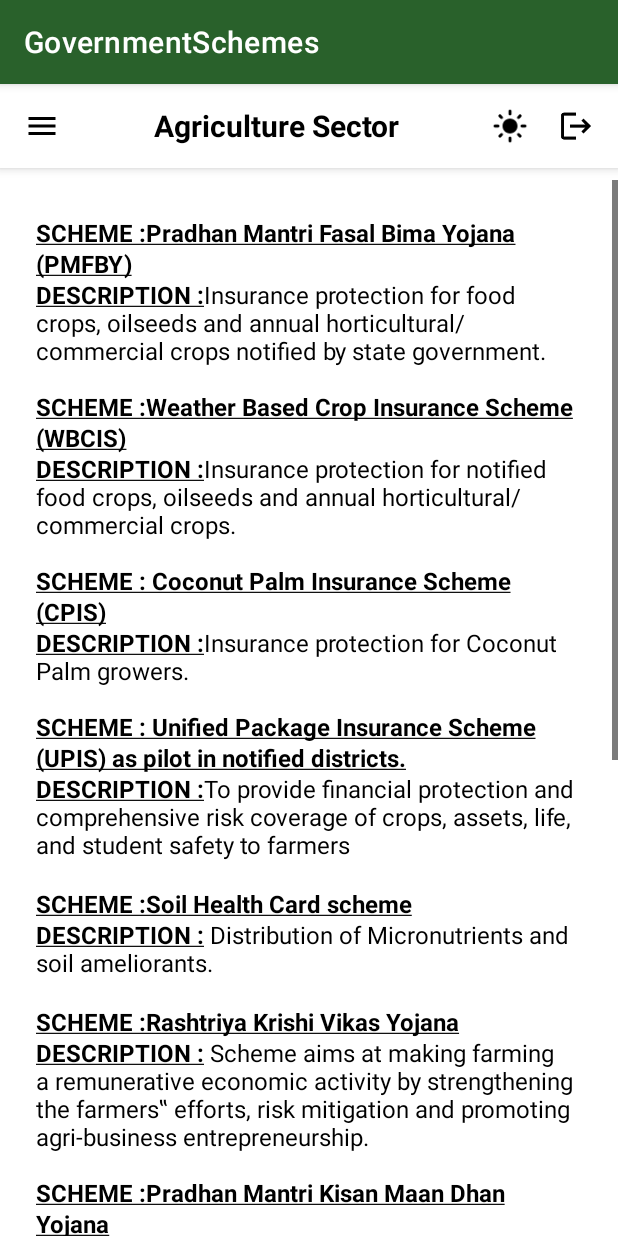
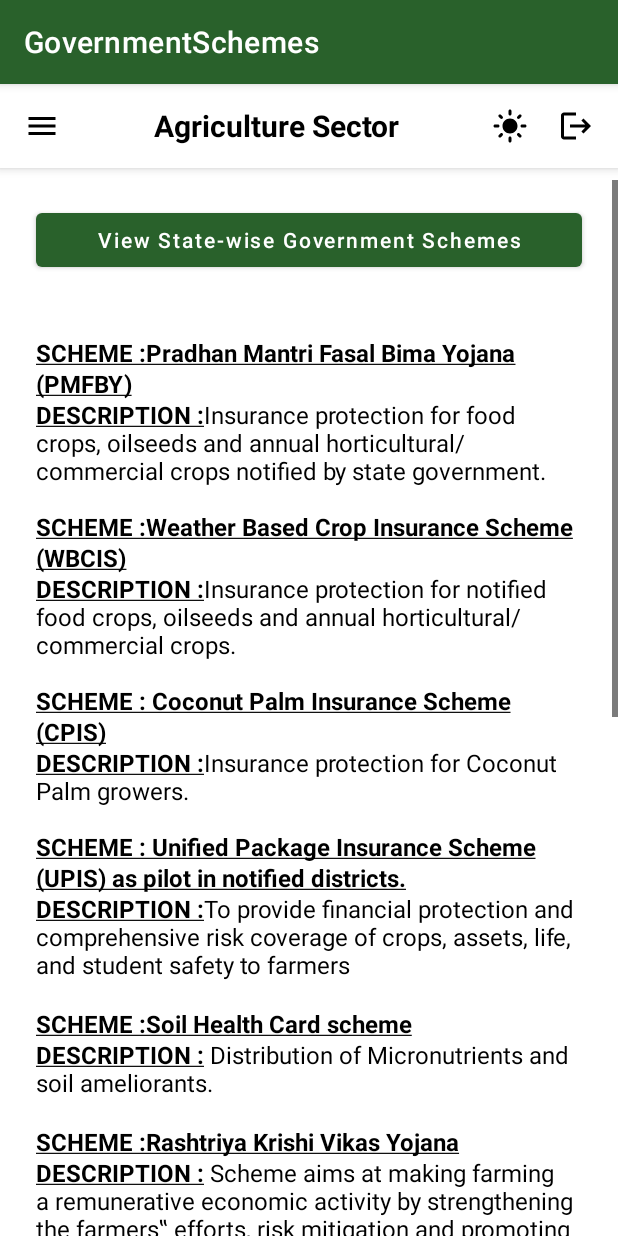
Before and after one commit to shashi-kumari/Government-Schemes-Mobile-Application-, an Android app: the Agriculture_activity screen opened directly, with no data from a screen before it, on a phone screen of 412 x 824 dp. Run offline under Robolectric (Android 15) with nearby library versions, the phone set to English and light mode, and no system bars; Roboto replaces fonts that are not available here.

Commit message:
Move View State-wise Government Schemes button to Agriculture page
Co-authored-by: shashi-kumari <126798878+shashi-kumari@users.noreply.github.com>

```diff
--- a/app/src/main/res/layout/activity_view.xml
+++ b/app/src/main/res/layout/activity_view.xml
@@ -68,6 +68,22 @@
         app:layout_constraintStart_toStartOf="parent"
         app:layout_constraintTop_toBottomOf="@+id/navigation_bar">
 
+        <LinearLayout
+            android:layout_width="match_parent"
+            android:layout_height="wrap_content"
+            android:orientation="vertical">
+
+            <Button
+                android:id="@+id/govt_schemes_button"
+                android:layout_width="match_parent"
+                android:layout_height="wrap_content"
+                android:layout_marginStart="24dp"
+                android:layout_marginEnd="24dp"
+                android:layout_marginTop="16dp"
+                android:layout_marginBottom="16dp"
+                android:text="View State-wise Government Schemes"
+                android:textAllCaps="false" />
+
             <TextView
                 android:id="@+id/lbl_xml_data"
                 android:layout_width="match_parent"
@@ -77,6 +93,7 @@
                 android:text=""
                 android:textColor="?attr/colorOnSurface"
                 android:textSize="16sp" />
+        </LinearLayout>
     </ScrollView>
 
 </androidx.constraintlayout.widget.ConstraintLayout>
```
Also changed, not shown: app/src/main/java/com/app/GovernmentSchemes/Agriculture_activity.java (+9 -1 lines), app/src/main/java/com/app/GovernmentSchemes/MainActivity.java (+0 -8 lines), app/src/main/res/layout/activity_main.xml (+0 -13 lines). Lines whose indentation alone changed are shown as unchanged.
